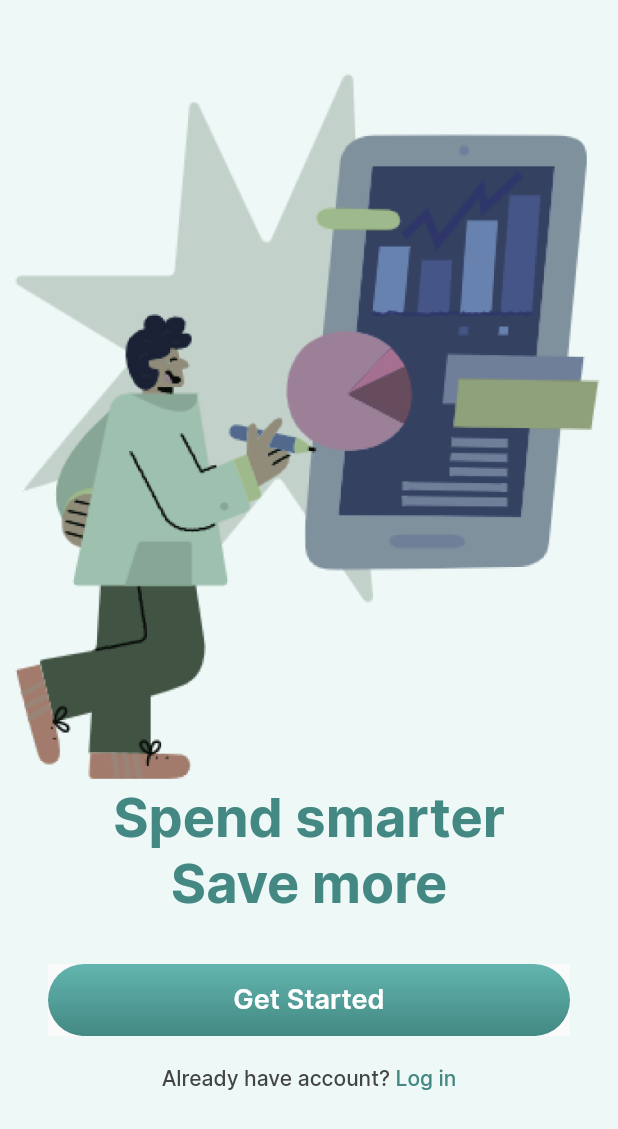
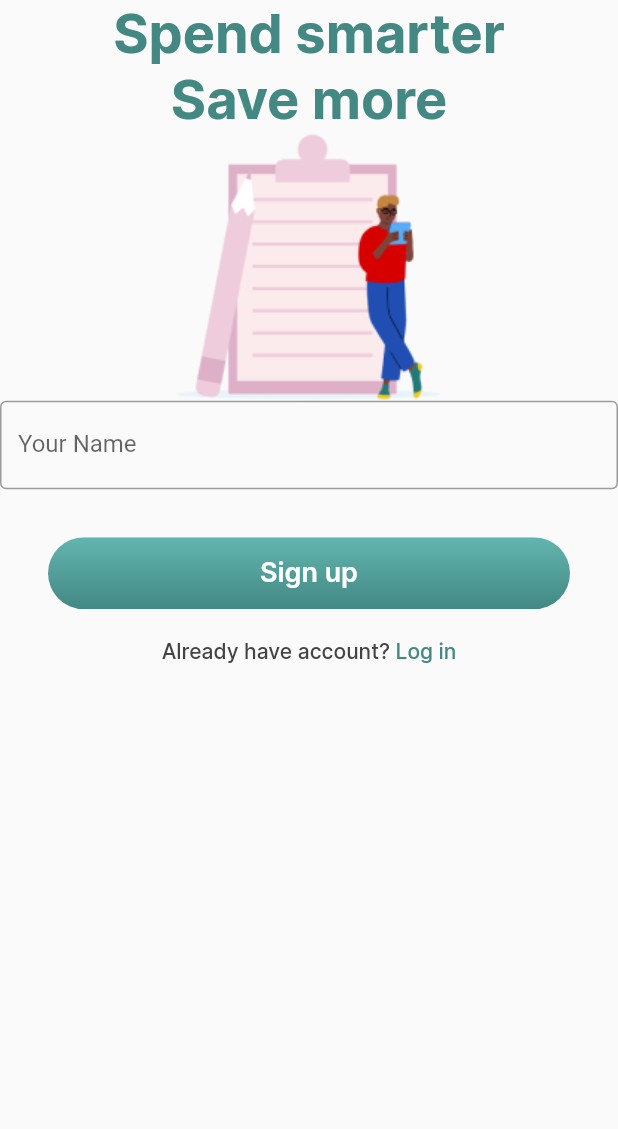
Before and after one commit to atanazio95/finances_app, a Flutter app: the screen it shows after launch, on a phone screen of 412 x 824 dp. Shown: the top 1129 px of the screen. Run offline on Flutter 3.47's test engine with Material 2 defaults, Android fonts, the phone set to English and light mode, and no system bars.

Commit message:
adição de thema default para aplicação

```diff
--- a/lib/app.dart
+++ b/lib/app.dart
@@ -1,3 +1,5 @@
+import 'package:finances_app/common/constants/themes/default_theme.dart';
+import 'package:finances_app/features/sign_up/sign_up_page.dart';
 import 'package:finances_app/features/splash/splash_page.dart';
 import 'package:flutter/material.dart';
 
@@ -8,8 +10,9 @@ class App extends StatelessWidget {
 
   @override
   Widget build(BuildContext context) {
-    return const MaterialApp(
-      home: OnboardingPage(),
+    return MaterialApp(
+      theme: defaultTheme,
+      home: SignUpPage(),
     );
   }
 }
--- /dev/null
+++ b/lib/common/constants/themes/default_theme.dart
@@ -0,0 +1,11 @@
+import 'package:flutter/material.dart';
+
+final defaultTheme = ThemeData(
+  inputDecorationTheme: const InputDecorationTheme(
+    focusedBorder: OutlineInputBorder(
+      borderSide: BorderSide(
+        color: Colors.red,
+      ),
+    ),
+  ),
+);
--- /dev/null
+++ b/lib/features/sign_up/sign_up_page.dart
@@ -0,0 +1,77 @@
+import 'package:flutter/material.dart';
+import '../../common/constants/app_colors.dart';
+import '../../common/constants/app_text_styles.dart';
+import '../../common/constants/widgets/multi_text_button.dart';
+import '../../common/constants/widgets/primary_button.dart';
+
+class SignUpPage extends StatelessWidget {
+  const SignUpPage({Key? key}) : super(key: key);
+
+  @override
+  Widget build(BuildContext context) {
+    return Scaffold(
+      body: ListView(
+        children: [
+          Text(
+            'Spend smarter',
+            textAlign: TextAlign.center,
+            style: AppTextStyle.mediumText
+                .copyWith(color: AppColors.greenlightTwo),
+          ),
+          Text(
+            'Save more',
+            textAlign: TextAlign.center,
+            style: AppTextStyle.mediumText
+                .copyWith(color: AppColors.greenlightTwo),
+          ),
+          Image.asset('assets/images/sign_up_image.png'),
+          Form(
+            child: Column(
+              children: [
+                TextFormField(
+                  decoration: const InputDecoration(
+                    labelText: "Your Name",
+
+                    border: OutlineInputBorder(
+                      borderSide: BorderSide(color: Colors.red)
+                    )),
+                )
+              ],
+            ),
+          ),
+          Padding(
+            padding: const EdgeInsets.only(
+              left: 32,
+              right: 32,
+              top: 32,
+              bottom: 4,
+            ),
+            child: PrimaryButton(
+              text: 'Sign up',
+              onPressed: () {
+                debugPrint('tap');
+              },
+            ),
+          ),
+          MultiTextButton(
+            onPressed: () => debugPrint('wow'),
+            children: [
+              Text(
+                'Already have account? ',
+                style: AppTextStyle.smallText.copyWith(
+                  color: AppColors.grey,
+                ),
+              ),
+              Text(
+                'Log in',
+                style: AppTextStyle.smallText.copyWith(
+                  color: AppColors.greenlightTwo,
+                ),
+              )
+            ],
+          ),
+        ],
+      ),
+    );
+  }
+}
```
Also changed, not shown: assets/images/sign_up_image.png (added).
